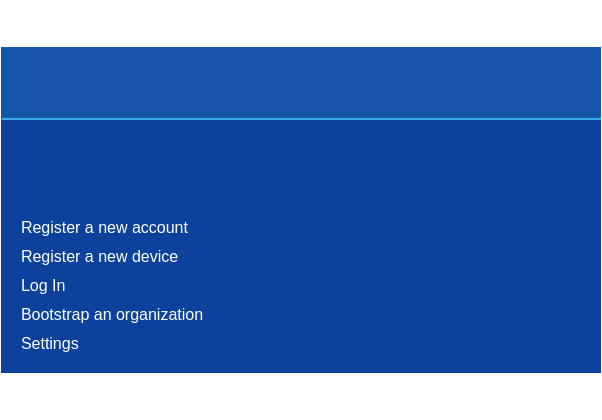
The window that parsec/core/gui/forms/login_widget.ui (Scille/parsec-cloud) describes before a commit, drawn with Qt 5.
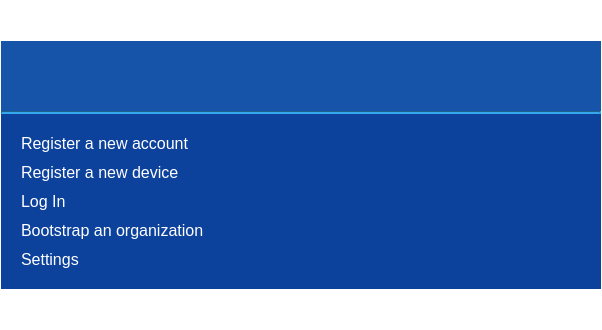
The same window after the commit. Icons and pictures are not drawn.

Commit message: [GUI] Fixed login form

What changed in the file:
```diff
--- a/parsec/core/gui/forms/login_widget.ui
+++ b/parsec/core/gui/forms/login_widget.ui
@@ -7,11 +7,11 @@
     <x>0</x>
     <y>0</y>
     <width>602</width>
-    <height>420</height>
+    <height>330</height>
    </rect>
   </property>
   <property name="sizePolicy">
-   <sizepolicy hsizetype="Expanding" vsizetype="Preferred">
+   <sizepolicy hsizetype="Expanding" vsizetype="Expanding">
     <horstretch>0</horstretch>
     <verstretch>0</verstretch>
    </sizepolicy>
@@ -77,18 +77,24 @@
         <enum>Qt::Vertical</enum>
        </property>
        <property name="sizeType">
-        <enum>QSizePolicy::Expanding</enum>
+        <enum>QSizePolicy::MinimumExpanding</enum>
        </property>
        <property name="sizeHint" stdset="0">
         <size>
          <width>0</width>
-         <height>0</height>
+         <height>30</height>
         </size>
        </property>
       </spacer>
      </item>
      <item>
       <widget class="QWidget" name="widget" native="true">
+       <property name="sizePolicy">
+        <sizepolicy hsizetype="Preferred" vsizetype="Expanding">
+         <horstretch>0</horstretch>
+         <verstretch>0</verstretch>
+        </sizepolicy>
+       </property>
        <property name="minimumSize">
         <size>
          <width>600</width>
@@ -231,6 +237,12 @@
         </item>
         <item>
          <widget class="QWidget" name="widget_2" native="true">
+          <property name="sizePolicy">
+           <sizepolicy hsizetype="Preferred" vsizetype="Expanding">
+            <horstretch>0</horstretch>
+            <verstretch>0</verstretch>
+           </sizepolicy>
+          </property>
           <property name="styleSheet">
            <string notr="true">QPushButton
 {
@@ -281,54 +293,6 @@
              <property name="bottomMargin">
               <number>0</number>
              </property>
-             <item>
-              <widget class="QScrollArea" name="scrollArea">
-               <property name="minimumSize">
-                <size>
-                 <width>0</width>
-                 <height>0</height>
-                </size>
-               </property>
-               <property name="frameShape">
-                <enum>QFrame::NoFrame</enum>
-               </property>
-               <property name="frameShadow">
-                <enum>QFrame::Plain</enum>
-               </property>
-               <property name="lineWidth">
-                <number>0</number>
-               </property>
-               <property name="horizontalScrollBarPolicy">
-                <enum>Qt::ScrollBarAlwaysOff</enum>
-               </property>
-               <property name="widgetResizable">
-                <bool>true</bool>
-               </property>
-               <widget class="QWidget" name="main_widget">
-                <property name="geometry">
-                 <rect>
-                  <x>0</x>
-                  <y>0</y>
-                  <width>558</width>
-                  <height>75</height>
-                 </rect>
-                </property>
-                <property name="minimumSize">
-                 <size>
-                  <width>0</width>
-                  <height>0</height>
-                 </size>
-                </property>
-                <property name="styleSheet">
-                 <string notr="true">QWidget#main_widget
-{
-background-color: rgb(12, 65, 156);
-}</string>
-                </property>
-                <layout class="QVBoxLayout" name="verticalLayout_6"/>
-               </widget>
-              </widget>
-             </item>
             </layout>
            </item>
            <item>
@@ -455,7 +419,7 @@
        <property name="sizeHint" stdset="0">
         <size>
          <width>0</width>
-         <height>0</height>
+         <height>30</height>
         </size>
        </property>
       </spacer>
```
Left out of the diff: 16 changed lines with no effect on the pictures. The commit also changes 2 other files.
